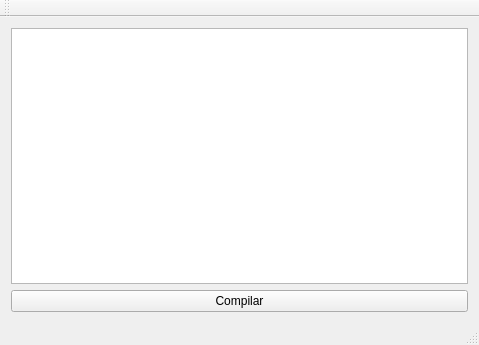
Old version of the form editor.ui in the repository ProyectoLegus/Legus.
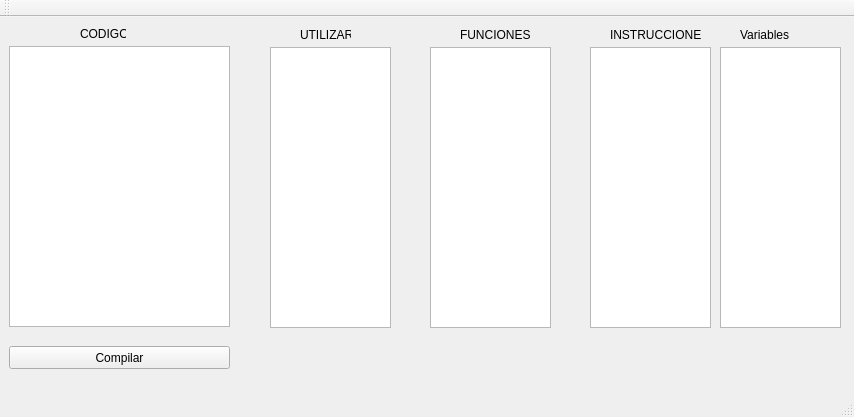
New version of the form.

```diff
--- a/editor.ui
+++ b/editor.ui
@@ -6,26 +6,142 @@
    <rect>
     <x>0</x>
     <y>0</y>
-    <width>479</width>
-    <height>345</height>
+    <width>854</width>
+    <height>417</height>
    </rect>
   </property>
   <property name="windowTitle">
    <string>Editor</string>
   </property>
   <widget class="QWidget" name="centralWidget">
-   <layout class="QVBoxLayout" name="verticalLayout">
-    <item>
-     <widget class="QTextEdit" name="textEdit"/>
-    </item>
-    <item>
-     <widget class="QPushButton" name="btnCompilar">
-      <property name="text">
-       <string>Compilar</string>
-      </property>
-     </widget>
-    </item>
-   </layout>
+   <widget class="QTextEdit" name="textEdit">
+    <property name="geometry">
+     <rect>
+      <x>9</x>
+      <y>29</y>
+      <width>221</width>
+      <height>281</height>
+     </rect>
+    </property>
+   </widget>
+   <widget class="QPushButton" name="btnCompilar">
+    <property name="geometry">
+     <rect>
+      <x>9</x>
+      <y>329</y>
+      <width>221</width>
+      <height>23</height>
+     </rect>
+    </property>
+    <property name="text">
+     <string>Compilar</string>
+    </property>
+   </widget>
+   <widget class="QLabel" name="label">
+    <property name="geometry">
+     <rect>
+      <x>80</x>
+      <y>10</y>
+      <width>46</width>
+      <height>13</height>
+     </rect>
+    </property>
+    <property name="text">
+     <string>CODIGO</string>
+    </property>
+   </widget>
+   <widget class="QLabel" name="label_2">
+    <property name="geometry">
+     <rect>
+      <x>460</x>
+      <y>10</y>
+      <width>71</width>
+      <height>16</height>
+     </rect>
+    </property>
+    <property name="text">
+     <string>FUNCIONES</string>
+    </property>
+   </widget>
+   <widget class="QLabel" name="label_3">
+    <property name="geometry">
+     <rect>
+      <x>610</x>
+      <y>10</y>
+      <width>91</width>
+      <height>16</height>
+     </rect>
+    </property>
+    <property name="text">
+     <string>INSTRUCCIONES</string>
+    </property>
+   </widget>
+   <widget class="QLabel" name="label_4">
+    <property name="geometry">
+     <rect>
+      <x>300</x>
+      <y>10</y>
+      <width>51</width>
+      <height>16</height>
+     </rect>
+    </property>
+    <property name="text">
+     <string>UTILIZAR</string>
+    </property>
+   </widget>
+   <widget class="QListWidget" name="listUtilizar">
+    <property name="geometry">
+     <rect>
+      <x>270</x>
+      <y>30</y>
+      <width>121</width>
+      <height>281</height>
+     </rect>
+    </property>
+   </widget>
+   <widget class="QListWidget" name="listFunciones">
+    <property name="geometry">
+     <rect>
+      <x>430</x>
+      <y>30</y>
+      <width>121</width>
+      <height>281</height>
+     </rect>
+    </property>
+   </widget>
+   <widget class="QListWidget" name="listInstrucciones">
+    <property name="geometry">
+     <rect>
+      <x>590</x>
+      <y>30</y>
+      <width>121</width>
+      <height>281</height>
+     </rect>
+    </property>
+   </widget>
+   <widget class="QListWidget" name="listVariables">
+    <property name="geometry">
+     <rect>
+      <x>720</x>
+      <y>30</y>
+      <width>121</width>
+      <height>281</height>
+     </rect>
+    </property>
+   </widget>
+   <widget class="QLabel" name="label_5">
+    <property name="geometry">
+     <rect>
+      <x>740</x>
+      <y>10</y>
+      <width>91</width>
+      <height>16</height>
+     </rect>
+    </property>
+    <property name="text">
+     <string>Variables</string>
+    </property>
+   </widget>
   </widget>
   <widget class="QMenuBar" name="menuBar">
    <property name="geometry">
```
Left out of the diff: 2 changed lines with no effect on the pictures.
